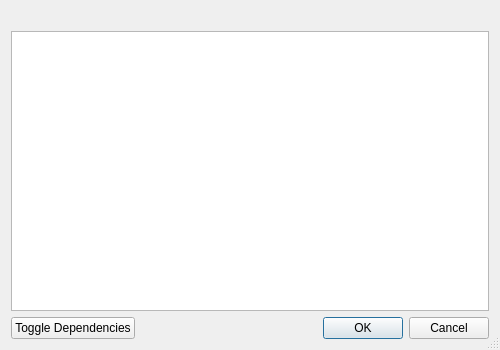
Qt form launcher/ui/dialogs/ReviewMessageBox.ui (awakenginexe/Awake-Launcher) before a commit.
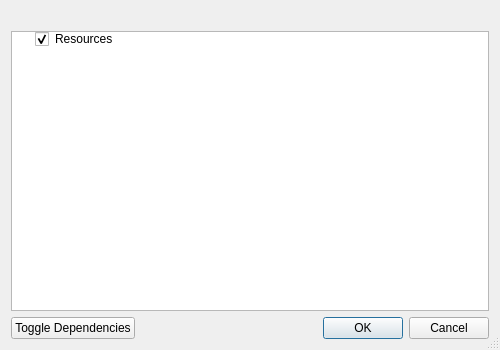
The same form after that commit.

Commit message: Make resources in the update resources dialogue easilly mass select or deselectable.

Patch:
```diff
--- a/launcher/ui/dialogs/ReviewMessageBox.ui
+++ b/launcher/ui/dialogs/ReviewMessageBox.ui
@@ -41,6 +41,17 @@
        <string/>
       </property>
      </column>
+     <item>
+      <property name="text">
+       <string>Resources</string>
+      </property>
+      <property name="checkState">
+       <enum>Checked</enum>
+      </property>
+      <property name="flags">
+       <set>ItemIsSelectable|ItemIsUserCheckable|ItemIsEnabled|ItemIsAutoTristate</set>
+      </property>
+     </item>
     </widget>
    </item>
    <item row="1" column="0">
```
The commit also changes 2 other files.
